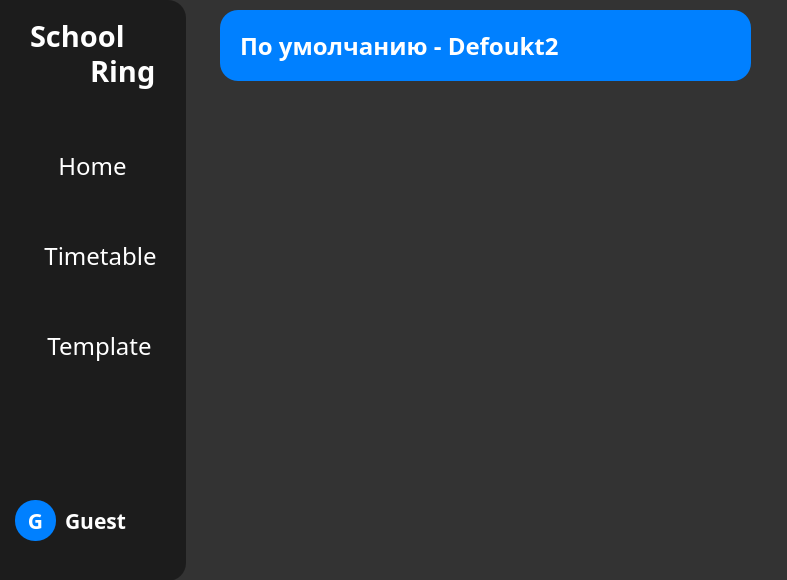
Alchemmist/SchoolRing, file ui/main.ui: the form before one commit.
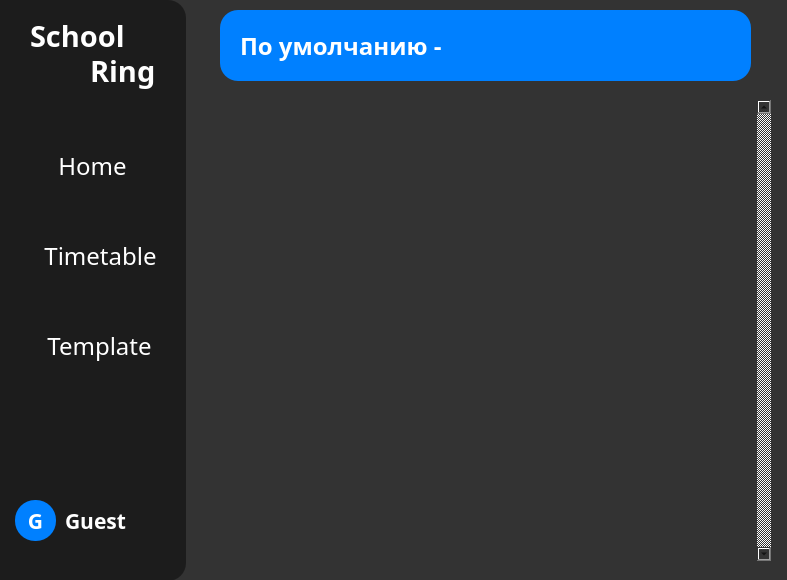
The form after the commit. Icons and pictures are not drawn.

Diff of the .ui file:
```diff
--- a/ui/main.ui
+++ b/ui/main.ui
@@ -362,9 +362,9 @@
      <widget class="QScrollArea" name="scrollArea_5">
       <property name="geometry">
        <rect>
-        <x>190</x>
+        <x>180</x>
         <y>110</y>
-        <width>551</width>
+        <width>571</width>
         <height>461</height>
        </rect>
       </property>
@@ -378,7 +378,7 @@
        <number>0</number>
       </property>
       <property name="verticalScrollBarPolicy">
-       <enum>Qt::ScrollBarAlwaysOff</enum>
+       <enum>Qt::ScrollBarAlwaysOn</enum>
       </property>
       <property name="horizontalScrollBarPolicy">
        <enum>Qt::ScrollBarAlwaysOff</enum>
@@ -391,7 +391,7 @@
         <rect>
          <x>0</x>
          <y>0</y>
-         <width>551</width>
+         <width>554</width>
          <height>461</height>
         </rect>
        </property>
@@ -466,7 +466,7 @@
         <string notr="true">color: white</string>
        </property>
        <property name="text">
-        <string>По умолчанию - Defoukt2</string>
+        <string>По умолчанию - </string>
        </property>
       </widget>
      </widget>
```
